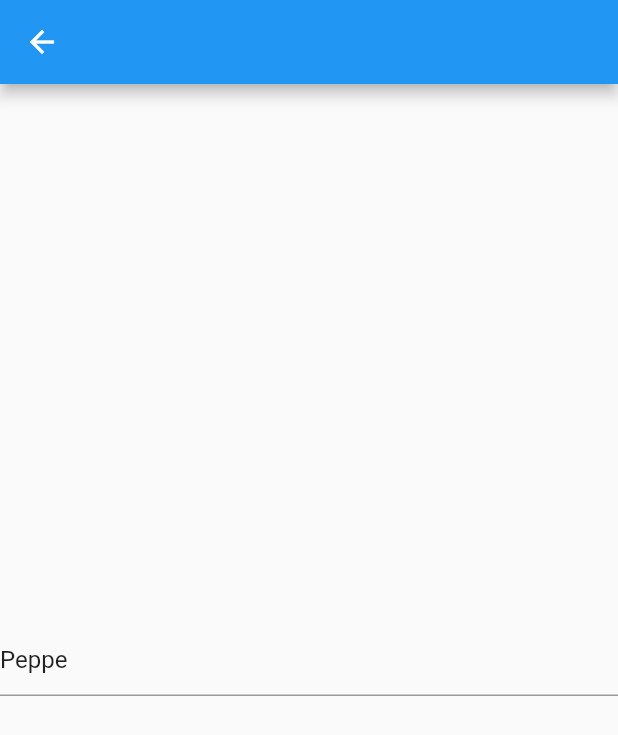
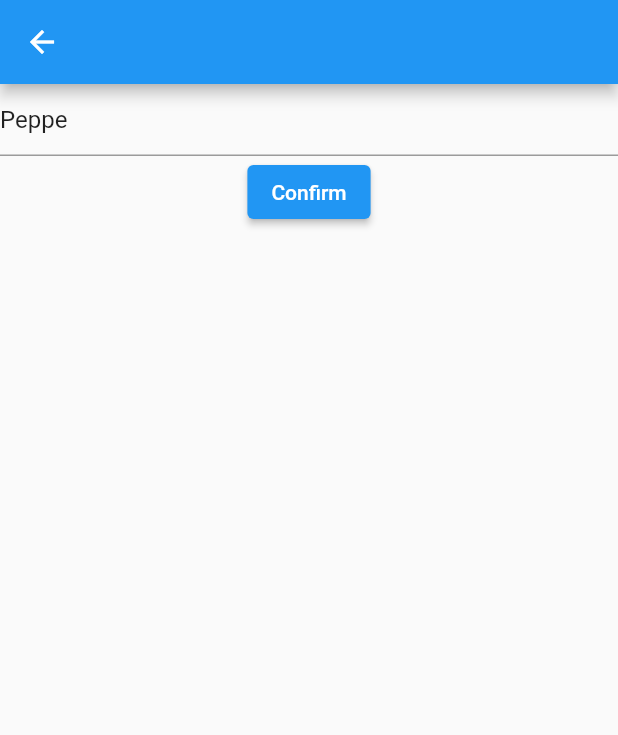
Before and after one commit to RonaldoCMS/-FLUTTER-STATE-MANAGEMENT-AddressBook-, a Flutter app: the screen it shows after launch, after a tap on "Peppe", on a phone screen of 412 x 824 dp. Shown: the top 735 px of the screen. Run offline on Flutter 3.47's test engine with Material 2 defaults, Android fonts, the phone set to English and light mode, and no system bars; our stand-ins replace bloc, equatable, flutter_bloc.

Commit message:
bloc state

```diff
--- a/lib/app/app.dart
+++ b/lib/app/app.dart
@@ -1,8 +1,10 @@
+import 'package:addressbook/app/bloc/bloc_bloc.dart';
 import 'package:addressbook/app/model/contacts.dart';
 import 'package:addressbook/app/pages/home_page.dart';
 import 'package:addressbook/app/pages/info_page.dart';
 import 'package:addressbook/app/pages/newcontact_page.dart';
 import 'package:flutter/material.dart';
+import 'package:flutter_bloc/flutter_bloc.dart';
 import 'package:provider/provider.dart';
 
 class App extends StatelessWidget {
@@ -10,8 +12,8 @@ class App extends StatelessWidget {
 
   @override
   Widget build(BuildContext context) {
-    return ChangeNotifierProvider<Contacts>(
-      create: (context) => Contacts(),
+    return BlocProvider(
+      create: (context) => BlocBloc(),
       child: MaterialApp(
         title: 'Contacts',
         theme: ThemeData(
--- /dev/null
+++ b/lib/app/bloc/bloc_bloc.dart
@@ -0,0 +1,32 @@
+import 'dart:async';
+import 'package:addressbook/app/model/contact.dart';
+import 'package:addressbook/app/model/contacts.dart';
+import 'package:bloc/bloc.dart';
+import 'package:equatable/equatable.dart';
+import 'package:meta/meta.dart';
+
+part 'bloc_event.dart';
+part 'bloc_state.dart';
+
+class BlocBloc extends Bloc<BlocEvent, BlocState> {
+  BlocBloc() : super(BlocInitial()) {
+    on<AddContactEvent>(addContact);
+    on<DeleteContactEvent>(delContact);
+    on<ModContactEvent>(modContact);
+  }
+
+  void delContact(DeleteContactEvent event, Emitter<BlocState> emit) {
+    state.bookContacts.remove(event.contact);
+    emit(BlocRefresh(state.bookContacts));
+  }
+
+  void addContact(AddContactEvent event, Emitter<BlocState> emit) {
+    state.bookContacts.add(event.contact);
+    emit(BlocRefresh(state.bookContacts));
+  }
+
+  void modContact(ModContactEvent event, Emitter<BlocState> emit) {
+    state.bookContacts.mod(event.id, event.name);
+    emit(BlocRefresh(state.bookContacts));
+  }
+}
--- /dev/null
+++ b/lib/app/bloc/bloc_event.dart
@@ -0,0 +1,23 @@
+part of 'bloc_bloc.dart';
+
+@immutable
+abstract class BlocEvent extends Equatable {
+  @override
+  List<Object?> get props => [];
+}
+
+class AddContactEvent extends BlocEvent {
+  Contact contact;
+  AddContactEvent(this.contact);
+}
+
+class DeleteContactEvent extends BlocEvent {
+  Contact contact;
+  DeleteContactEvent(this.contact);
+}
+
+class ModContactEvent extends BlocEvent {
+  String id;
+  String name;
+  ModContactEvent(this.id, this.name);
+}
--- /dev/null
+++ b/lib/app/bloc/bloc_state.dart
@@ -0,0 +1,15 @@
+part of 'bloc_bloc.dart';
+
+@immutable
+abstract class BlocState {
+  final Contacts bookContacts;
+  BlocState(this.bookContacts);
+}
+
+class BlocInitial extends BlocState {
+  BlocInitial() : super(Contacts());
+}
+
+class BlocRefresh extends BlocState {
+  BlocRefresh(Contacts bookContacts) : super(bookContacts);
+}
--- a/lib/app/model/contact.dart
+++ b/lib/app/model/contact.dart
@@ -2,7 +2,7 @@ import 'package:uuid/uuid.dart';
 
 class Contact {
   late final String id;
-  late final String name;
+  late String name;
   Contact(this.name, {String? id}) {
     this.id = id ?? const Uuid().v4();
   }
--- a/lib/app/model/contacts.dart
+++ b/lib/app/model/contacts.dart
@@ -4,7 +4,7 @@ import 'dart:collection';
 import 'package:addressbook/app/model/contact.dart';
 import 'package:flutter/cupertino.dart';
 
-class Contacts extends ChangeNotifier {
+class Contacts {
   final List<Contact> contacts = [Contact("Peppe")];
 
   void add(Contact contact) {
@@ -12,11 +12,13 @@ class Contacts extends ChangeNotifier {
     contacts.sort((v1, v2) {
       return v1.name.length.compareTo(v2.name.length);
     });
-    notifyListeners();
   }
 
   void remove(Contact contact) {
     contacts.remove(contact);
-    notifyListeners();
+  }
+
+  void mod(String id, String name) {
+    contacts.firstWhere((element) => id == element.id).name = name;
   }
 }
--- a/lib/app/pages/home_page.dart
+++ b/lib/app/pages/home_page.dart
@@ -1,10 +1,12 @@
 import 'dart:collection';
 
+import 'package:addressbook/app/bloc/bloc_bloc.dart';
 import 'package:addressbook/app/model/contact.dart';
 import 'package:addressbook/app/model/contacts.dart';
 import 'package:addressbook/app/pages/info_page.dart';
 import 'package:addressbook/app/widget/contact_tile_widget.dart';
 import 'package:flutter/material.dart';
+import 'package:flutter_bloc/flutter_bloc.dart';
 import 'package:provider/provider.dart';
 
 class HomePage extends StatefulWidget {
@@ -22,26 +24,27 @@ class _HomePageState extends State<HomePage> {
       appBar: AppBar(
         title: Text(widget.title),
       ),
-      body: Consumer<Contacts>(
-        builder: (context, value, child) => ListView.builder(
-          itemCount: value.contacts.length,
+      body: BlocBuilder<BlocBloc, BlocState>(
+        builder: (context, state) => ListView.builder(
+          itemCount: state.bookContacts.contacts.length,
           itemBuilder: (context, index) {
             return InkWell(
               onTap: () => Navigator.push(
                 context,
                 MaterialPageRoute(
                   builder: (context) => InfoPage(
-                    contact: value.contacts[index],
+                    contact: state.bookContacts.contacts[index],
                   ),
                 ),
               ),
               child: Dismissible(
-                key: ValueKey(value.contacts[index].id),
+                key: ValueKey(state.bookContacts.contacts[index].id),
                 onDismissed: (DismissDirection dismissDirection) {
-                  value.remove(value.contacts[index]);
+                  context.read<BlocBloc>().add(
+                      DeleteContactEvent(state.bookContacts.contacts[index]));
                 },
                 child: ListTile(
-                  title: Text(value.contacts[index].name),
+                  title: Text(state.bookContacts.contacts[index].name),
                 ),
               ),
             );
--- a/lib/app/pages/info_page.dart
+++ b/lib/app/pages/info_page.dart
@@ -1,3 +1,4 @@
+import 'package:addressbook/app/bloc/bloc_bloc.dart';
 import 'package:addressbook/app/model/contact.dart';
 import 'package:addressbook/app/model/contacts.dart';
 import 'package:flutter/cupertino.dart';
@@ -32,19 +33,23 @@ class _InfoPageState extends State<InfoPage> {
   Widget build(BuildContext context) {
     return Scaffold(
       appBar: AppBar(),
-      body: Center(
-        child: TextField(
-          controller: controller,
-          onChanged: (value) {
-            Contact cont = context
-                .read<Contacts>()
-                .contacts
-                .firstWhere((element) => element.id == widget.contact.id);
-            context.read<Contacts>().remove(cont);
-            context.read<Contacts>().add(Contact(value, id: cont.id));
-
-          },
-        ),
+      body: Column(
+        children: [
+          Center(
+            child: TextField(
+              controller: controller,
+            ),
+          ),
+          ElevatedButton(
+            onPressed: () {
+              String id = widget.contact.id;
+              String name = controller.text;
+              context.read<BlocBloc>().add(ModContactEvent(id, name));
+              Navigator.of(context).pop();
+            },
+            child: Text("Confirm"),
+          )
+        ],
       ),
     );
   }
--- a/lib/app/pages/newcontact_page.dart
+++ b/lib/app/pages/newcontact_page.dart
@@ -1,3 +1,4 @@
+import 'package:addressbook/app/bloc/bloc_bloc.dart';
 import 'package:addressbook/app/model/contact.dart';
 import 'package:addressbook/app/model/contacts.dart';
 import 'package:flutter/material.dart';
@@ -40,7 +41,7 @@ class _NewContactPageState extends State<NewContactPage> {
             ElevatedButton(
               onPressed: () {
                 Contact contact = Contact(controller.text);
-                context.read<Contacts>().add(contact);
+                context.read<BlocBloc>().add(AddContactEvent(contact));
                 Navigator.of(context).pop();
               },
               child: const Text("Confirm"),
--- a/pubspec.yaml
+++ b/pubspec.yaml
@@ -36,6 +36,8 @@ dependencies:
   cupertino_icons: ^1.0.2
   uuid: ^3.0.6
   provider: ^6.0.2
+  flutter_bloc: ^8.0.1
+  equatable: ^2.0.3
 
 dev_dependencies:
   flutter_test:
```
Also changed, not shown: pubspec.lock.
